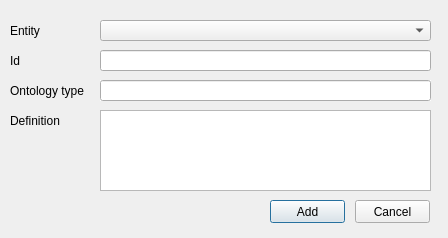
Above: src/gui/add_entity_dialog_ui.ui from ErnestoVivas/FiBEM before the change. Below: the same form after it.
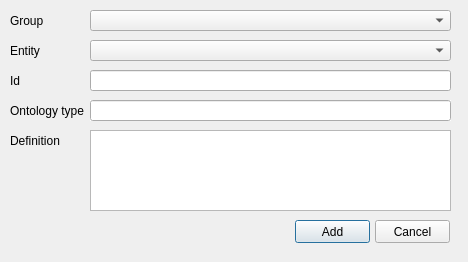
That is the form after the change.

Commit message: Add Entity classes

What changed in the file:
```diff
--- a/src/gui/add_entity_dialog_ui.ui
+++ b/src/gui/add_entity_dialog_ui.ui
@@ -6,20 +6,20 @@
    <rect>
     <x>0</x>
     <y>0</y>
-    <width>448</width>
-    <height>238</height>
+    <width>468</width>
+    <height>262</height>
    </rect>
   </property>
   <property name="minimumSize">
    <size>
-    <width>448</width>
-    <height>238</height>
+    <width>468</width>
+    <height>262</height>
    </size>
   </property>
   <property name="maximumSize">
    <size>
-    <width>448</width>
-    <height>238</height>
+    <width>468</width>
+    <height>262</height>
    </size>
   </property>
   <property name="windowTitle">
@@ -32,7 +32,7 @@
    <property name="geometry">
     <rect>
      <x>10</x>
-     <y>20</y>
+     <y>40</y>
      <width>81</width>
      <height>21</height>
     </rect>
@@ -45,7 +45,7 @@
    <property name="geometry">
     <rect>
      <x>10</x>
-     <y>50</y>
+     <y>70</y>
      <width>81</width>
      <height>21</height>
     </rect>
@@ -58,7 +58,7 @@
    <property name="geometry">
     <rect>
      <x>10</x>
-     <y>80</y>
+     <y>100</y>
      <width>81</width>
      <height>21</height>
     </rect>
@@ -70,9 +70,9 @@
   <widget class="QComboBox" name="combo_box_choose_entity">
    <property name="geometry">
     <rect>
-     <x>100</x>
-     <y>20</y>
-     <width>331</width>
+     <x>90</x>
+     <y>40</y>
+     <width>361</width>
      <height>21</height>
     </rect>
    </property>
@@ -80,9 +80,9 @@
   <widget class="QLineEdit" name="line_edit_set_id">
    <property name="geometry">
     <rect>
-     <x>100</x>
-     <y>50</y>
-     <width>331</width>
+     <x>90</x>
+     <y>70</y>
+     <width>361</width>
      <height>21</height>
     </rect>
    </property>
@@ -90,9 +90,9 @@
   <widget class="QLineEdit" name="line_edit_brick_type">
    <property name="geometry">
     <rect>
-     <x>100</x>
-     <y>80</y>
-     <width>331</width>
+     <x>90</x>
+     <y>100</y>
+     <width>361</width>
      <height>21</height>
     </rect>
    </property>
@@ -112,9 +112,9 @@
   <widget class="QPlainTextEdit" name="plain_text_edit_brick_definition">
    <property name="geometry">
     <rect>
-     <x>100</x>
-     <y>110</y>
-     <width>331</width>
+     <x>90</x>
+     <y>130</y>
+     <width>361</width>
      <height>81</height>
     </rect>
    </property>
@@ -129,7 +129,7 @@
    <property name="geometry">
     <rect>
      <x>10</x>
-     <y>110</y>
+     <y>130</y>
      <width>81</width>
      <height>21</height>
     </rect>
@@ -141,8 +141,8 @@
   <widget class="QPushButton" name="button_add_entity">
    <property name="geometry">
     <rect>
-     <x>270</x>
-     <y>200</y>
+     <x>295</x>
+     <y>220</y>
      <width>75</width>
      <height>23</height>
     </rect>
@@ -154,8 +154,8 @@
   <widget class="QPushButton" name="button_cancel">
    <property name="geometry">
     <rect>
-     <x>355</x>
-     <y>200</y>
+     <x>375</x>
+     <y>220</y>
      <width>75</width>
      <height>23</height>
     </rect>
@@ -164,6 +164,29 @@
     <string>Cancel</string>
    </property>
   </widget>
+  <widget class="QComboBox" name="combo_box_choose_group">
+   <property name="geometry">
+    <rect>
+     <x>90</x>
+     <y>10</y>
+     <width>361</width>
+     <height>21</height>
+    </rect>
+   </property>
+  </widget>
+  <widget class="QLabel" name="label_5">
+   <property name="geometry">
+    <rect>
+     <x>10</x>
+     <y>10</y>
+     <width>81</width>
+     <height>21</height>
+    </rect>
+   </property>
+   <property name="text">
+    <string>Group</string>
+   </property>
+  </widget>
  </widget>
  <resources/>
  <connections/>
```
The commit also changes 13 other files.
